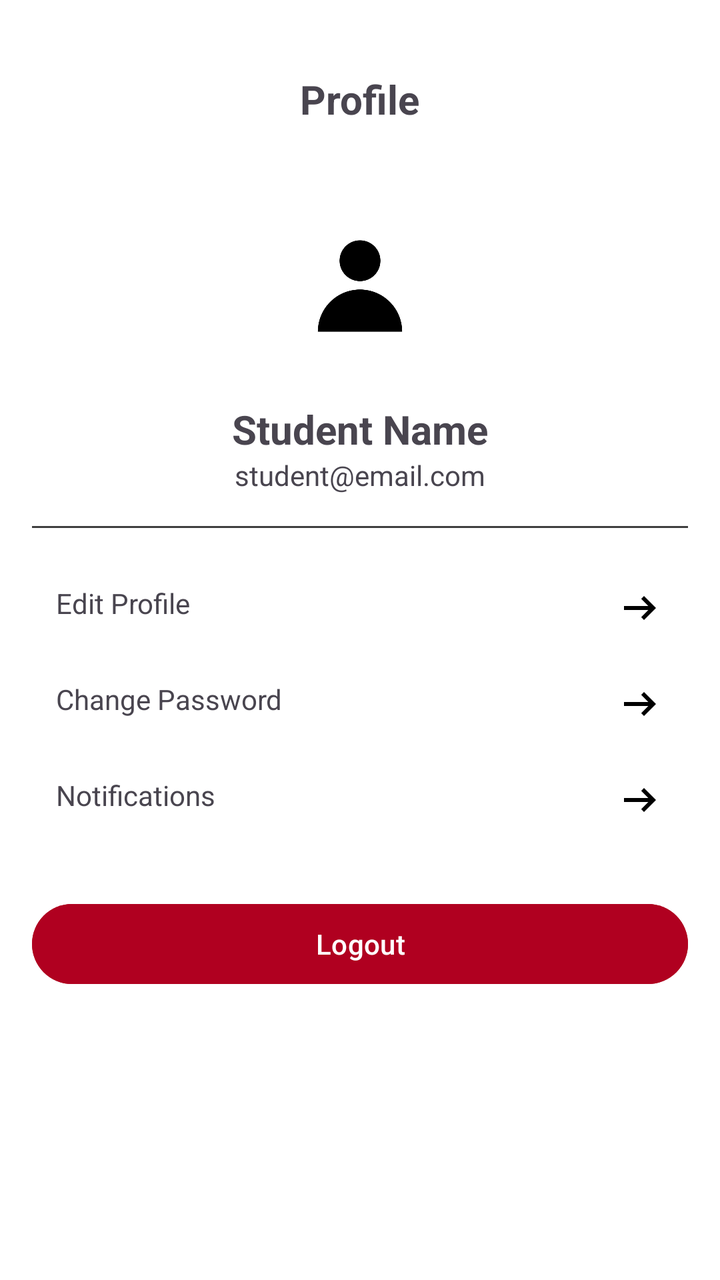
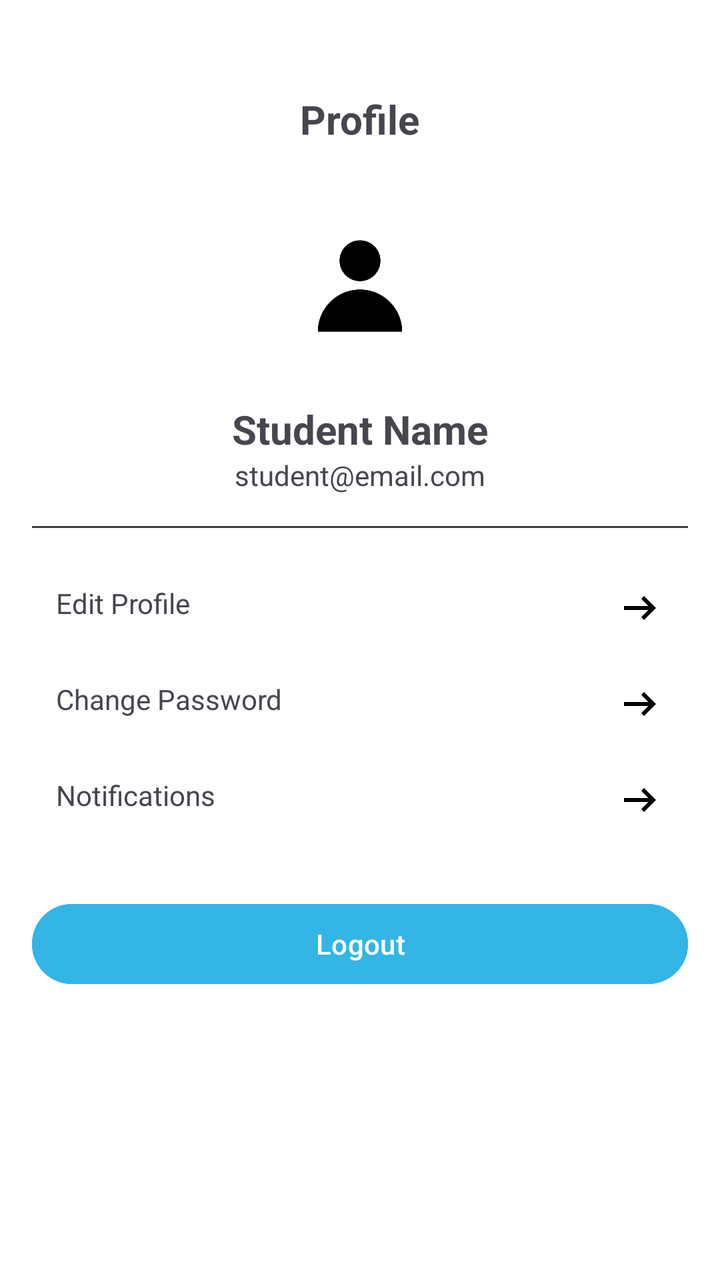

An Android layout rendered at two revisions. The XML below is the earlier revision; the diff shows what the commit changed to produce the second picture.
<!-- AndroidManifest.xml: application theme Theme.StudentNotesApp_Backend_v1 -->
<!-- res/layout/fragment_profile.xml -->
<?xml version="1.0" encoding="utf-8"?>
<ScrollView xmlns:android="http://schemas.android.com/apk/res/android"
    android:layout_width="match_parent"
    android:layout_height="match_parent"
    android:background="@color/white">

    <LinearLayout
        android:orientation="vertical"
        android:layout_width="match_parent"
        android:layout_height="wrap_content"
        android:padding="16dp">

        <TextView
            android:id="@+id/profile_header"
            android:layout_width="wrap_content"
            android:layout_height="wrap_content"
            android:text="Profile"
            android:textSize="20sp"
            android:textStyle="bold"
            android:layout_gravity="center"
            android:layout_marginTop="20dp"/>

        
        <ImageView
            android:id="@+id/profile_image"
            android:layout_width="100dp"
            android:layout_height="100dp"
            android:layout_marginTop="30dp"
            android:layout_gravity="center"
            android:src="@drawable/ic_profile_placeholder"
            android:scaleType="centerCrop"
            android:background="@drawable/circle_background"
            android:padding="4dp"/>

        
        <TextView
            android:id="@+id/profile_name"
            android:layout_width="wrap_content"
            android:layout_height="wrap_content"
            android:text="Student Name"
            android:textSize="20sp"
            android:textStyle="bold"
            android:layout_gravity="center"
            android:layout_marginTop="8dp"/>

        <TextView
            android:id="@+id/profile_email"
            android:layout_width="wrap_content"
            android:layout_height="wrap_content"
            android:text="student@email.com"
            android:layout_gravity="center"
            android:layout_marginBottom="16dp"/>

        
        <View
            android:layout_width="match_parent"
            android:layout_height="1dp"
            android:background="#404040" />

        
        <LinearLayout
            android:id="@+id/account_settings"
            android:layout_width="match_parent"
            android:layout_height="wrap_content"
            android:orientation="vertical"
            android:paddingTop="16dp">

            <TextView
                android:id="@+id/edit_profile"
                android:layout_width="match_parent"
                android:layout_height="wrap_content"
                android:text="Edit Profile"
                android:padding="12dp"
                android:drawableEnd="@drawable/ic_arrow_right"
                android:background="?attr/selectableItemBackground"/>

            <TextView
                android:id="@+id/change_password"
                android:layout_width="match_parent"
                android:layout_height="wrap_content"
                android:text="Change Password"
                android:padding="12dp"
                android:drawableEnd="@drawable/ic_arrow_right"
                android:background="?attr/selectableItemBackground"/>

            <TextView
                android:id="@+id/notifications"
                android:layout_width="match_parent"
                android:layout_height="wrap_content"
                android:text="Notifications"
                android:padding="12dp"
                android:drawableEnd="@drawable/ic_arrow_right"
                android:background="?attr/selectableItemBackground"/>
        </LinearLayout>

        
        <Button
            android:id="@+id/logout_button"
            android:layout_width="match_parent"
            android:layout_height="wrap_content"
            android:layout_marginTop="24dp"
            android:backgroundTint="@color/design_default_color_error"
            android:text="Logout"
            android:textColor="@color/white" />
    </LinearLayout>

</ScrollView>
<!-- resources referenced by this layout -->
<resources>
  <color name="white">#FFFFFFFF</color>
  <!-- drawable circle_background (drawable) -->
  <vector xmlns:android="http://schemas.android.com/apk/res/android" android:height="24dp" android:tint="#000000" android:viewportHeight="960" android:viewportWidth="960" android:width="24dp">
        
      <path android:fillColor="@android:color/white" android:pathData="M234,684Q285,645 348,622.5Q411,600 480,600Q549,600 612,622.5Q675,645 726,684Q761,643 780.5,591Q800,539 800,480Q800,347 706.5,253.5Q613,160 480,160Q347,160 253.5,253.5Q160,347 160,480Q160,539 179.5,591Q199,643 234,684ZM480,520Q421,520 380.5,479.5Q340,439 340,380Q340,321 380.5,280.5Q421,240 480,240Q539,240 579.5,280.5Q620,321 620,380Q620,439 579.5,479.5Q539,520 480,520ZM480,880Q397,880 324,848.5Q251,817 197,763Q143,709 111.5,636Q80,563 80,480Q80,397 111.5,324Q143,251 197,197Q251,143 324,111.5Q397,80 480,80Q563,80 636,111.5Q709,143 763,197Q817,251 848.5,324Q880,397 880,480Q880,563 848.5,636Q817,709 763,763Q709,817 636,848.5Q563,880 480,880ZM480,800Q533,800 580,784.5Q627,769 666,740Q627,711 580,695.5Q533,680 480,680Q427,680 380,695.5Q333,711 294,740Q333,769 380,784.5Q427,800 480,800ZM480,440Q506,440 523,423Q540,406 540,380Q540,354 523,337Q506,320 480,320Q454,320 437,337Q420,354 420,380Q420,406 437,423Q454,440 480,440ZM480,380Q480,380 480,380Q480,380 480,380Q480,380 480,380Q480,380 480,380Q480,380 480,380Q480,380 480,380Q480,380 480,380Q480,380 480,380ZM480,740Q480,740 480,740Q480,740 480,740Q480,740 480,740Q480,740 480,740Q480,740 480,740Q480,740 480,740Q480,740 480,740Q480,740 480,740Z"/>
      
  </vector>
  <!-- drawable ic_arrow_right (drawable) -->
  <vector xmlns:android="http://schemas.android.com/apk/res/android" android:autoMirrored="true" android:height="24dp" android:tint="#000000" android:viewportHeight="960" android:viewportWidth="960" android:width="24dp">
        
      <path android:fillColor="@android:color/white" android:pathData="M560,720L504,662L646,520L160,520L160,440L646,440L504,298L560,240L800,480L560,720Z"/>
      
  </vector>
  <!-- drawable ic_profile_placeholder: jpg bitmap (drawable, 7443 bytes) -->
  <style name="Theme.StudentNotesApp_Backend_v1" parent="Base.Theme.StudentNotesApp_Backend_v1" />
  <style name="Base.Theme.StudentNotesApp_Backend_v1" parent="Theme.Material3.DayNight.NoActionBar">
  
          <item name="android:windowLightStatusBar">true</item>
  
      </style>
</resources>

<!-- the commit's change to res/layout/fragment_profile.xml (unified diff, before → after) -->
@@ -18,14 +18,14 @@
             android:textSize="20sp"
             android:textStyle="bold"
             android:layout_gravity="center"
-            android:layout_marginTop="20dp"/>
+            android:layout_marginTop="30dp"/>
 
         
         <ImageView
             android:id="@+id/profile_image"
             android:layout_width="100dp"
             android:layout_height="100dp"
-            android:layout_marginTop="30dp"
+            android:layout_marginTop="20dp"
             android:layout_gravity="center"
             android:src="@drawable/ic_profile_placeholder"
             android:scaleType="centerCrop"
@@ -99,7 +99,7 @@
             android:layout_width="match_parent"
             android:layout_height="wrap_content"
             android:layout_marginTop="24dp"
-            android:backgroundTint="@color/design_default_color_error"
+            android:backgroundTint="@android:color/holo_blue_light"
             android:text="Logout"
             android:textColor="@color/white" />
     </LinearLayout>
